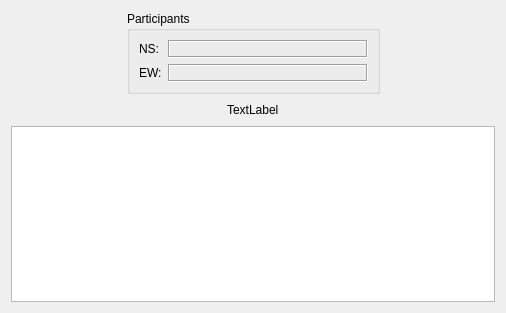
Before: the Qt Designer form ZBridge/cmainscoredialog.ui in erik-knudsen/BridgeZ, drawn with Qt 5.
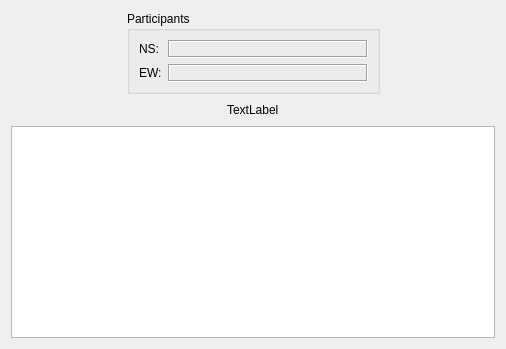
After: the same form once the commit is applied.

Commit message: More UI cleaning. Implemented Open Recent Files.

Diff of the .ui file:
```diff
--- a/ZBridge/cmainscoredialog.ui
+++ b/ZBridge/cmainscoredialog.ui
@@ -7,7 +7,7 @@
     <x>0</x>
     <y>0</y>
     <width>506</width>
-    <height>313</height>
+    <height>349</height>
    </rect>
   </property>
   <property name="windowTitle">
@@ -164,12 +164,6 @@
      </item>
      <item>
       <widget class="QTableWidget" name="scoreTable">
-       <property name="sizePolicy">
-        <sizepolicy hsizetype="Preferred" vsizetype="Preferred">
-         <horstretch>0</horstretch>
-         <verstretch>0</verstretch>
-        </sizepolicy>
-       </property>
        <property name="editTriggers">
         <set>QAbstractItemView::AnyKeyPressed|QAbstractItemView::EditKeyPressed|QAbstractItemView::SelectedClicked</set>
        </property>
```
The commit also changes 6 other files.
